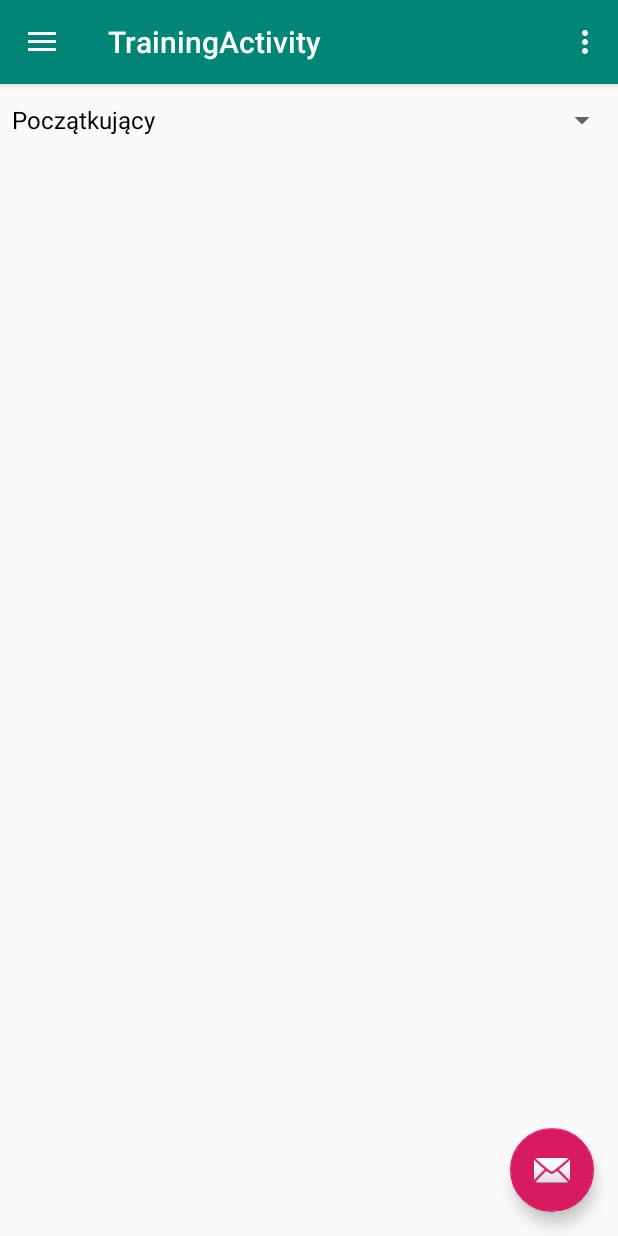
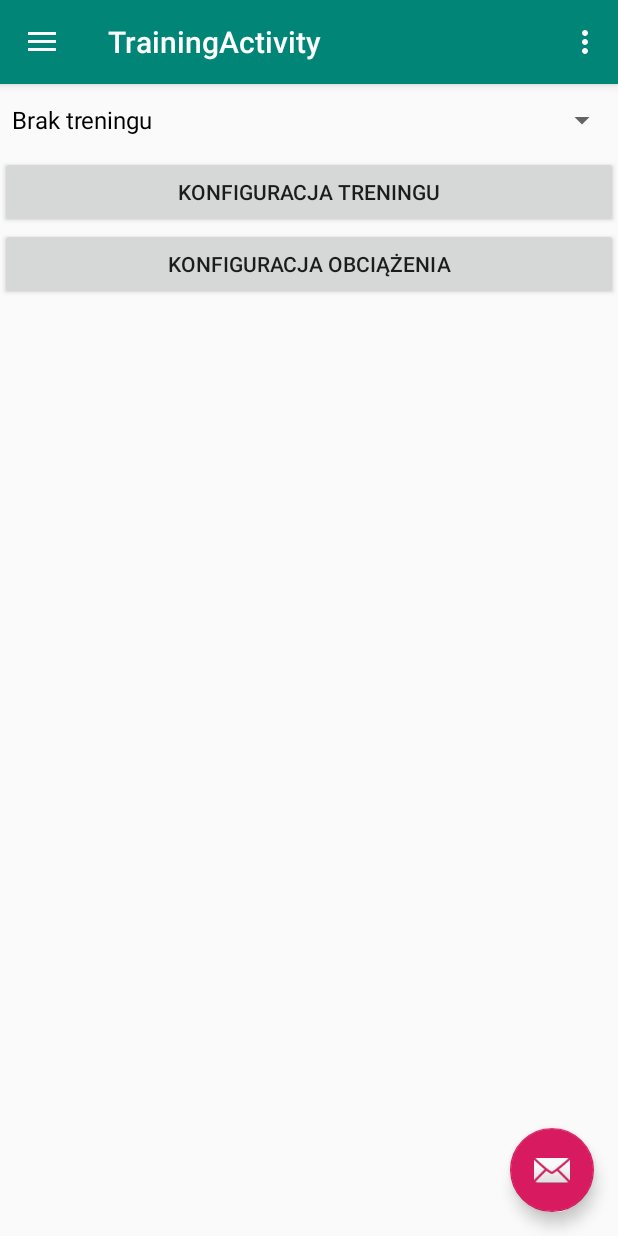
Before and after one commit to eldomador/TrenerMobilny, an Android app: the screen it shows after launch (TrainingActivity), in the side drawer, after a tap on "Trening", on a phone screen of 412 x 824 dp. Run offline under Robolectric (Android 15) with nearby library versions, the phone set to English and light mode, and no system bars.

```diff
--- a/app/src/main/java/pl/kosmalski/trenermobilny/MainActivity.java
+++ b/app/src/main/java/pl/kosmalski/trenermobilny/MainActivity.java
@@ -31,9 +31,9 @@ import android.widget.Toast;
 public class MainActivity extends AppCompatActivity
         implements NavigationView.OnNavigationItemSelectedListener {
 
-    private TextView trainingPreferences ;
-    private CheckBox checkBoxMusculature;
-    private RadioGroup radioGroupTrainingPreferences;
+//    private TextView trainingPreferences ;
+//    private CheckBox checkBoxMusculature;
+//    private RadioGroup radioGroupTrainingPreferences;
 
     // this will be key for the key value pair
     public static final String ButtonStateMale = "ButtonStateMale";
--- a/app/src/main/java/pl/kosmalski/trenermobilny/TrainingActivity.java
+++ b/app/src/main/java/pl/kosmalski/trenermobilny/TrainingActivity.java
@@ -18,7 +18,9 @@ import android.support.v7.widget.Toolbar;
 import android.view.Menu;
 import android.widget.AdapterView;
 import android.widget.ArrayAdapter;
+import android.widget.CheckBox;
 import android.widget.Spinner;
+import android.widget.Toast;
 
 public class TrainingActivity extends AppCompatActivity
         implements NavigationView.OnNavigationItemSelectedListener
@@ -27,6 +29,8 @@ public class TrainingActivity extends AppCompatActivity
     Spinner spinnerWorkouts;
     SharedPreferences LastSelect;
     SharedPreferences.Editor editor;
+
+    private CheckBox checkBoxSquats;
     @Override
     protected void onCreate(Bundle savedInstanceState) {
         super.onCreate(savedInstanceState);
@@ -50,6 +54,8 @@ public class TrainingActivity extends AppCompatActivity
         navigationView.setNavigationItemSelectedListener(this);
 
 
+        checkBoxSquats = (CheckBox)findViewById(R.id.checkBoxSquats);
+        checkBoxSquats.setText("Przysiady 5x"+120);
 
         LastSelect= getSharedPreferences("LastSetting", Context.MODE_PRIVATE);
         editor=LastSelect.edit();
@@ -63,6 +69,27 @@ public class TrainingActivity extends AppCompatActivity
             @Override
             public void onItemSelected(AdapterView<?> parent, View view, int position, long id) {
                 editor.putInt("LastClick",position).commit();
+
+                switch (position) {
+                    case 0:
+                        Toast.makeText(getApplicationContext(),"Brak treningy", Toast.LENGTH_LONG).show();
+                        checkBoxSquats.setVisibility(View.GONE);
+                        break;
+
+                    case 1:
+                        Toast.makeText(getApplicationContext(),"FBW",Toast.LENGTH_LONG).show();
+                        checkBoxSquats.setVisibility(View.VISIBLE);
+
+                        break;
+
+                    case 2:
+                        Toast.makeText(getApplicationContext(),"Własny",Toast.LENGTH_LONG).show();
+                        break;
+                }
+
+
+
+
             }
 
             @Override
@@ -70,6 +97,7 @@ public class TrainingActivity extends AppCompatActivity
 
             }
         });
+
 
 
 
--- a/app/src/main/res/layout/content_training.xml
+++ b/app/src/main/res/layout/content_training.xml
@@ -8,15 +8,57 @@
     tools:context=".TrainingActivity"
     tools:showIn="@layout/app_bar_training">
 
-    <LinearLayout
+
+
+
+
+
+
+
+    <ScrollView
         android:layout_width="match_parent"
-        android:layout_height="match_parent"
-        android:orientation="horizontal">
+        android:layout_height="match_parent">
 
-        <Spinner
-            android:id="@+id/spinnerWorkouts"
+        <LinearLayout
             android:layout_width="match_parent"
             android:layout_height="wrap_content"
-            android:layout_weight="1" />
-    </LinearLayout>
+            android:orientation="vertical">
+
+            <Spinner
+                android:id="@+id/spinnerWorkouts"
+                android:layout_width="match_parent"
+                android:layout_height="wrap_content"
+                android:layout_weight="1" />
+
+
+
+            <CheckBox
+                android:id="@+id/checkBoxSquats"
+                android:layout_width="match_parent"
+                android:layout_height="wrap_content"
+                android:layout_weight="1"
+                android:button="@null"
+                android:drawableRight="?android:attr/listChoiceIndicatorMultiple"
+                android:text="Przysiady"
+                android:visibility="visible" />
+
+            <Button
+                android:id="@+id/buttonTrainingConfiguration"
+                android:layout_width="match_parent"
+                android:layout_height="wrap_content"
+                android:layout_weight="1"
+                android:text="@string/Konfiguracja_trening" />
+
+            <Button
+                android:id="@+id/buttonWeightConfiguration"
+                android:layout_width="match_parent"
+                android:layout_height="wrap_content"
+                android:layout_weight="1"
+                android:text="@string/Konfiguracja_obciążenia" />
+
+
+        </LinearLayout>
+    </ScrollView>
+
+
 </android.support.constraint.ConstraintLayout>
--- a/app/src/main/res/values/strings.xml
+++ b/app/src/main/res/values/strings.xml
@@ -27,9 +27,17 @@
 
 
     <string-array name="Workouts">
-        <item>Początkujący</item>
-        <item>Zaawansowany</item>
+        <item>Brak treningu</item>
+        <item>Trening fbw dla początkujących</item>
+        <item>Własny trenig</item>
     </string-array>
 
 
+    <string name="Konfiguracja_trening">Konfiguracja treningu</string>
+    <string name="Konfiguracja_obciążenia">Konfiguracja obciążenia</string>
+    <string name="Przysiady">Przysiady</string>
+
+
+
+
 </resources>
```
